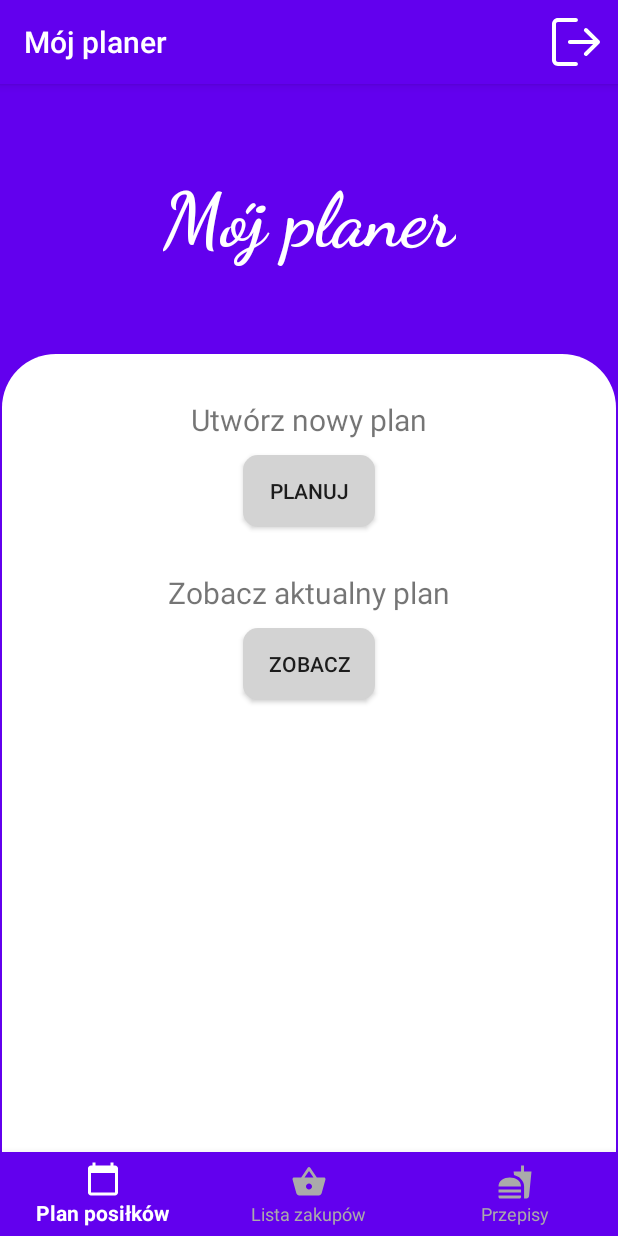
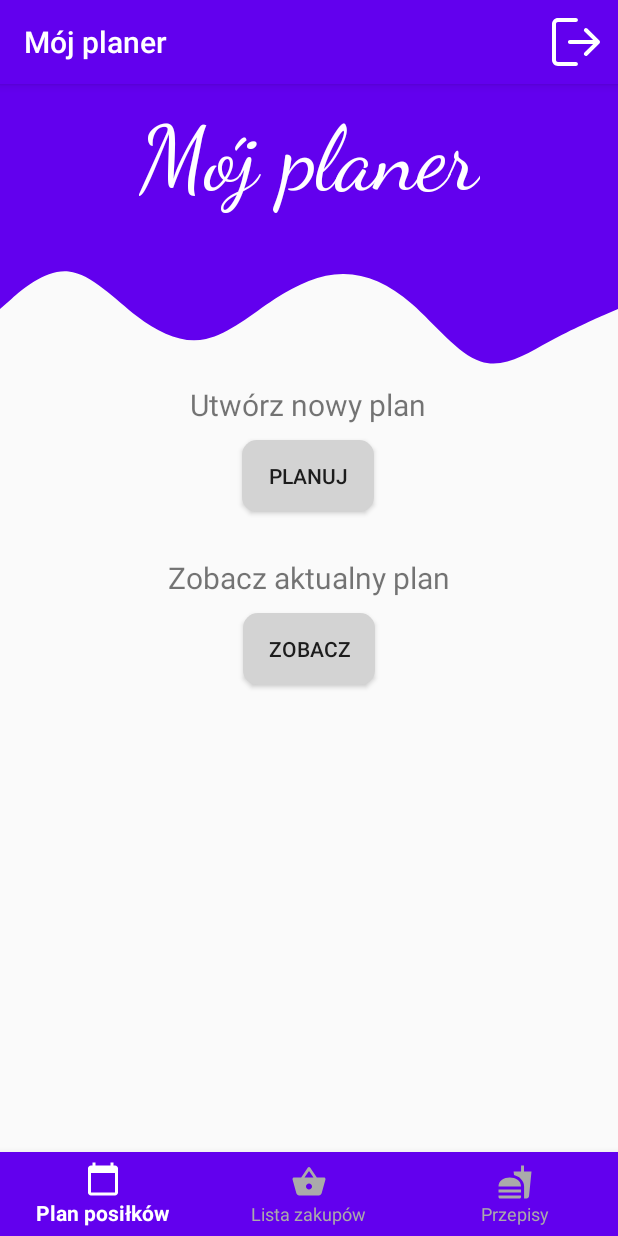
Before and after one commit to OlaStawarz/Inzynierka, an Android app: the screen it shows after launch once a user with an empty profile is signed in (Planner), on a phone screen of 412 x 824 dp. Run offline under Robolectric (Android 15) with nearby library versions, the phone set to English and light mode, and no system bars; our stand-ins replace Firebase (no records; nobody signed in at launch, a user with empty details on screens opened directly); libraries missing offline, so code that uses them is left out: com.daimajia.androidanimations; 2 statements that could not run were skipped.

Commit message:
Changed planner layout

```diff
--- a/app/src/main/res/layout/activity_planner.xml
+++ b/app/src/main/res/layout/activity_planner.xml
@@ -4,7 +4,6 @@
     xmlns:tools="http://schemas.android.com/tools"
     android:layout_width="match_parent"
     android:layout_height="match_parent"
-    android:background="@color/colorPrimary"
     tools:context=".Planner.Planner">
 
     <com.google.android.material.bottomnavigation.BottomNavigationView
@@ -19,28 +18,56 @@
         app:layout_constraintStart_toStartOf="parent"
         app:menu="@menu/menu_naviagation" />
 
+
+    <ImageView
+        android:id="@+id/imageViewBackgroundWaves"
+        android:layout_width="0dp"
+        android:layout_height="100dp"
+        android:background="@drawable/ic_wave"
+        app:layout_constraintEnd_toEndOf="parent"
+        app:layout_constraintHorizontal_bias="0.0"
+        app:layout_constraintStart_toStartOf="parent"
+        app:layout_constraintTop_toBottomOf="@+id/linearLayout3" />
+
     <androidx.constraintlayout.widget.ConstraintLayout
-        android:id="@+id/constraintLayout"
-        android:layout_width="409dp"
-        android:layout_height="532dp"
-        android:background="@drawable/curved_layout"
-        app:layout_constraintBottom_toTopOf="@+id/bottom_navigation"
+        android:id="@+id/linearLayout3"
+        android:layout_width="match_parent"
+        android:layout_height="100dp"
+        android:orientation="horizontal"
+        android:background="@color/colorPrimary"
         app:layout_constraintEnd_toEndOf="parent"
-        app:layout_constraintStart_toStartOf="parent">
+        app:layout_constraintStart_toStartOf="parent"
+        app:layout_constraintTop_toTopOf="parent">
 
         <TextView
-            android:id="@+id/textViewNoPlan"
             android:layout_width="wrap_content"
             android:layout_height="wrap_content"
-            android:layout_marginTop="30dp"
-            android:gravity="center"
-            android:text="Utwórz nowy plan"
-            android:textSize="20sp"
+            android:fontFamily="cursive"
+            android:text="Mój planer"
+            android:textColor="#ffffff"
+            android:textSize="60sp"
+            app:layout_constraintBottom_toBottomOf="parent"
             app:layout_constraintEnd_toEndOf="parent"
             app:layout_constraintStart_toStartOf="parent"
             app:layout_constraintTop_toTopOf="parent" />
 
-        <Button
+
+    </androidx.constraintlayout.widget.ConstraintLayout>
+
+
+    <TextView
+        android:id="@+id/textViewNoPlan"
+        android:layout_width="wrap_content"
+        android:layout_height="wrap_content"
+        android:gravity="center"
+        android:text="Utwórz nowy plan"
+        android:textSize="20sp"
+        app:layout_constraintEnd_toEndOf="parent"
+        app:layout_constraintHorizontal_bias="0.498"
+        app:layout_constraintStart_toStartOf="parent"
+        app:layout_constraintTop_toBottomOf="@+id/imageViewBackgroundWaves" />
+
+    <Button
             android:id="@+id/buttonPlan"
             android:layout_width="wrap_content"
             android:layout_height="wrap_content"
@@ -74,21 +101,4 @@
             app:layout_constraintTop_toBottomOf="@+id/textViewCurrentPlan" />
 
 
-    </androidx.constraintlayout.widget.ConstraintLayout>
-
-    <TextView
-        android:id="@+id/textView3"
-        android:layout_width="wrap_content"
-        android:layout_height="wrap_content"
-        android:fontFamily="cursive"
-        android:text="Mój planer"
-        android:textColor="#ffffff"
-        android:textSize="50sp"
-        android:textStyle="bold"
-        app:layout_constraintBottom_toTopOf="@+id/constraintLayout"
-        app:layout_constraintEnd_toEndOf="parent"
-        app:layout_constraintStart_toStartOf="parent"
-        app:layout_constraintTop_toTopOf="parent" />
-
-
 </androidx.constraintlayout.widget.ConstraintLayout>
```
